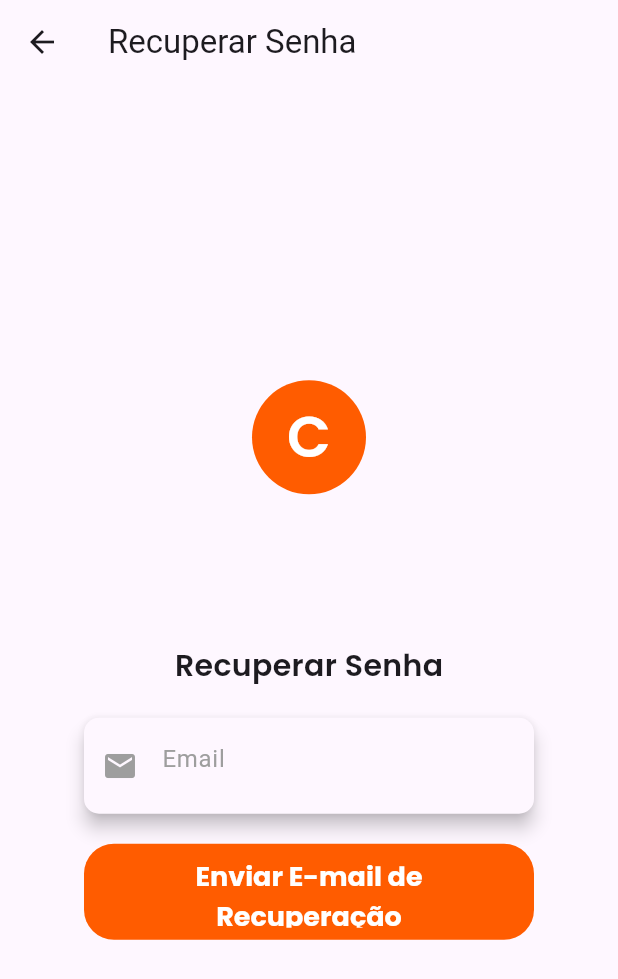
After one commit to devHebertfst/car_matchup, a Flutter app: the screen it shows after launch, after a tap on "Esqueceu a senha?", on a phone screen of 412 x 824 dp. The commit adds this screen. Shown: the top 979 px of the screen. Run offline on Flutter 3.47's test engine with Material 3 defaults, Android fonts, the phone set to English and light mode, and no system bars; our stand-ins replace cloud_firestore, device_info_plus, firebase_auth, firebase_core, firebase_storage, google_fonts and 2 more; accounts and stored records are empty.

Commit message:
reset senha

```diff
--- a/lib/Pages/login_page.dart
+++ b/lib/Pages/login_page.dart
@@ -1,5 +1,6 @@
 import 'package:car_matchup/Pages/cadastro_page.dart';
 import 'package:car_matchup/Models/custom_page.dart';
+import 'package:car_matchup/Pages/reset_senha.dart';
 import 'package:flutter/material.dart';
 import 'package:google_fonts/google_fonts.dart';
 import 'package:firebase_auth/firebase_auth.dart';
@@ -122,11 +123,19 @@ class _LoginPageState extends State<LoginPage> {
                 ),
               ),
               SizedBox(height: 40),
-              Text(
-                'Esqueceu a senha?',
-                style: GoogleFonts.poppins(
-                  fontSize: 14,
-                  fontWeight: FontWeight.w500,
+              GestureDetector(
+                onTap: () {
+                  Navigator.push(
+                    context,
+                    MaterialPageRoute(builder: (context) => ResetSenha()),
+                  );
+                },
+                child: Text(
+                  'Esqueceu a senha?',
+                  style: GoogleFonts.poppins(
+                    fontSize: 14,
+                    fontWeight: FontWeight.w500,
+                  ),
                 ),
               ),
               SizedBox(height: 20),
--- /dev/null
+++ b/lib/Pages/reset_senha.dart
@@ -0,0 +1,123 @@
+import 'package:flutter/material.dart';
+import 'package:google_fonts/google_fonts.dart';
+import 'package:firebase_auth/firebase_auth.dart';
+
+class ResetSenha extends StatefulWidget {
+  const ResetSenha({Key? key}) : super(key: key);
+
+  @override
+  State<ResetSenha> createState() => _ResetSenhaState();
+}
+
+class _ResetSenhaState extends State<ResetSenha> {
+  final TextEditingController _emailController = TextEditingController();
+  final FirebaseAuth _auth = FirebaseAuth.instance;
+
+  Future<void> _resetPassword() async {
+    try {
+      await _auth.sendPasswordResetEmail(email: _emailController.text);
+      ScaffoldMessenger.of(context).showSnackBar(
+        SnackBar(content: Text('E-mail de recuperação de senha enviado!')),
+      );
+      Navigator.pop(context);
+    } on FirebaseAuthException catch (e) {
+      ScaffoldMessenger.of(context).showSnackBar(
+        SnackBar(content: Text('Erro: ${e.message}')),
+      );
+    }
+  }
+
+  @override
+  Widget build(BuildContext context) {
+    return Scaffold(
+      appBar: AppBar(
+        title: Text('Recuperar Senha'),
+      ),
+      body: Center(
+        child: SingleChildScrollView(
+          child: Column(
+            mainAxisAlignment: MainAxisAlignment.center,
+            children: [
+              Container(
+                width: 76,
+                height: 76,
+                decoration: BoxDecoration(
+                  color: Color.fromRGBO(255, 92, 0, 1),
+                  shape: BoxShape.circle,
+                ),
+                child: Center(
+                  child: Text(
+                    'C',
+                    style: GoogleFonts.poppins(
+                      fontSize: 38,
+                      color: Colors.white,
+                      fontWeight: FontWeight.w600,
+                    ),
+                  ),
+                ),
+              ),
+              SizedBox(height: 100),
+              Text(
+                'Recuperar Senha',
+                style: GoogleFonts.poppins(
+                  fontSize: 20,
+                  fontWeight: FontWeight.w600,
+                ),
+              ),
+              SizedBox(height: 20),
+              Material(
+                elevation: 5,
+                borderRadius: BorderRadius.circular(10),
+                child: Container(
+                  height: 64,
+                  width: 300,
+                  decoration: BoxDecoration(
+                    borderRadius: BorderRadius.all(Radius.circular(10)),
+                  ),
+                  child: Center(
+                    child: TextFormField(
+                      controller: _emailController,
+                      decoration: InputDecoration(
+                        border: InputBorder.none,
+                        prefixIcon: Icon(Icons.email, color: Colors.grey),
+                        hintText: 'Email',
+                        hintStyle: TextStyle(color: Colors.grey),
+                      ),
+                    ),
+                  ),
+                ),
+              ),
+              SizedBox(height: 20),
+              Container(
+                width: 300,
+                height: 64,
+                child: TextButton(
+                  style: TextButton.styleFrom(
+                    backgroundColor: const Color.fromRGBO(255, 92, 0, 1),
+                    foregroundColor: Colors.white,
+                    shape: RoundedRectangleBorder(
+                      borderRadius: BorderRadius.circular(20.0),
+                    ),
+                    textStyle: const TextStyle(fontSize: 15),
+                  ),
+                  onPressed: _resetPassword,
+                  child: Center(
+                    child: Text(
+                      'Enviar E-mail de Recuperação',
+                      textAlign: TextAlign.center,
+                      style: GoogleFonts.poppins(
+                        fontSize: 18,
+                        color: Colors.white,
+                        fontWeight: FontWeight.w700,
+                      ),
+                    ),
+                  ),
+                ),
+              ),
+            ],
+          ),
+        ),
+      ),
+    );
+  }
+}
```
